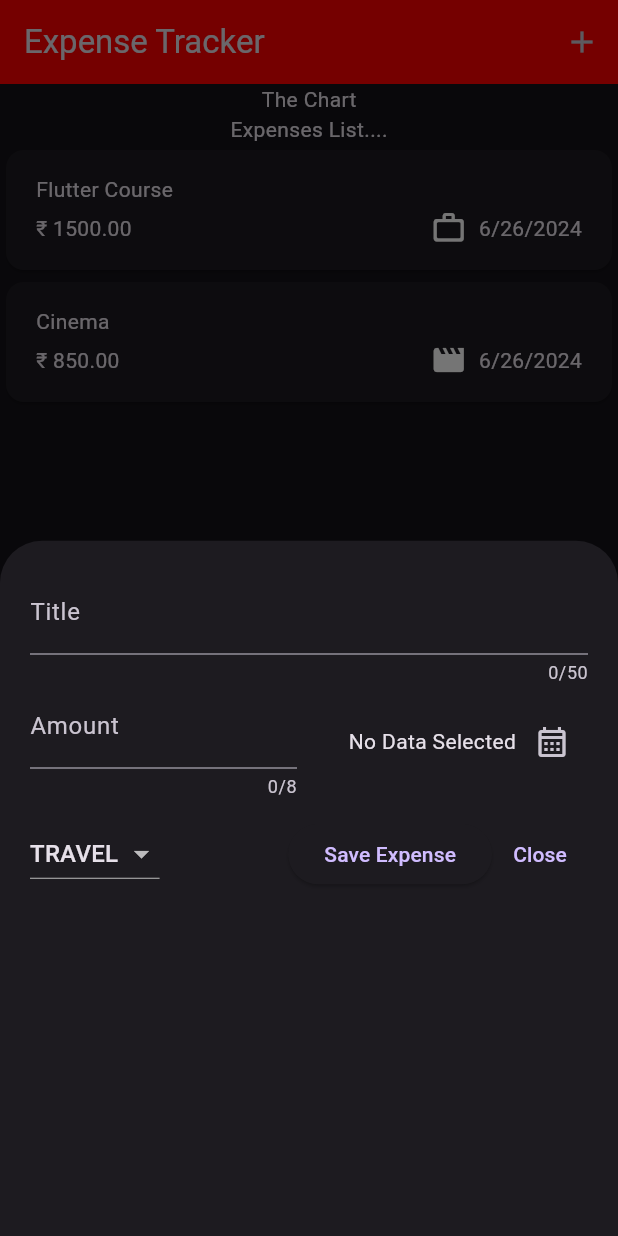
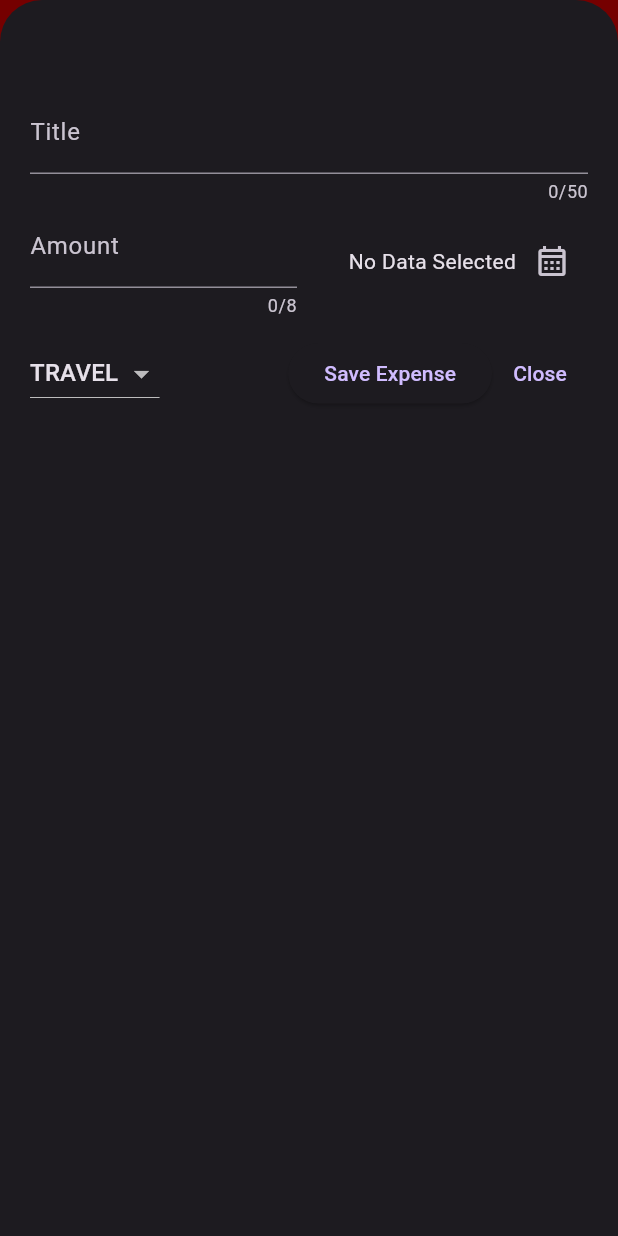
Before and after one commit to AtharvaParadkar/Expense-Tracker-App, a Flutter app: the screen it shows after launch, after a tap on the "add" icon, on a phone screen of 412 x 824 dp. Run offline on Flutter 3.47's test engine with Material 3 defaults, Android fonts, the phone set to English and light mode, and no system bars.

Commit message:
Save New Expense

```diff
--- a/lib/widgets/expenses.dart
+++ b/lib/widgets/expenses.dart
@@ -35,6 +35,7 @@ class _ExpensesState extends State<Expenses> {
 
   void _openAddExpenseOverlay() {
     showModalBottomSheet(
+      isScrollControlled: true,
       context: context,
       //~ ctx is the context object for the modal element that's created by flutter
       builder: (ctx) => NewExpense(onAddExpense: _addExpense),
--- a/lib/widgets/new_expense.dart
+++ b/lib/widgets/new_expense.dart
@@ -89,12 +89,13 @@ class _NewExpenseState extends State<NewExpense> {
         category: _selectedCategory,
       ),
     );
+    Navigator.pop(context);
   }
 
   @override
   Widget build(BuildContext context) {
     return Padding(
-      padding: const EdgeInsets.all(20),
+      padding: const EdgeInsets.fromLTRB(20,60,20,20),
       child: Column(
         children: [
           TextField(
```
